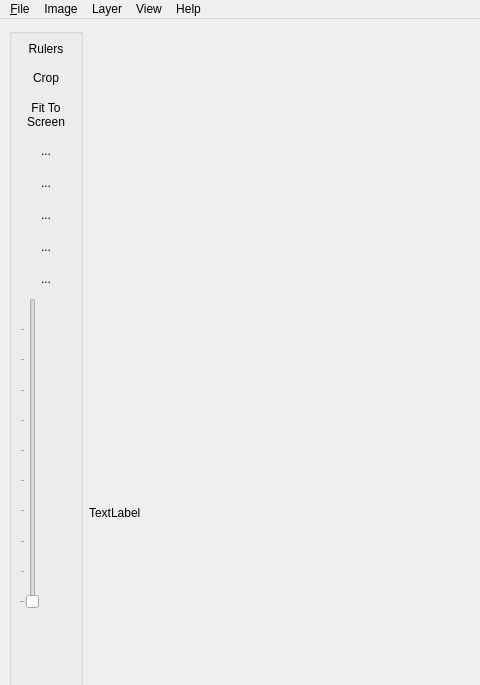
Above: bLUe.ui from bvirxx/bLUe_PYSIDE before the change; both pictures show x 0 to 480 and y 0 to 685 of the 1169 by 1007 pixel window. Below: the same form after it.
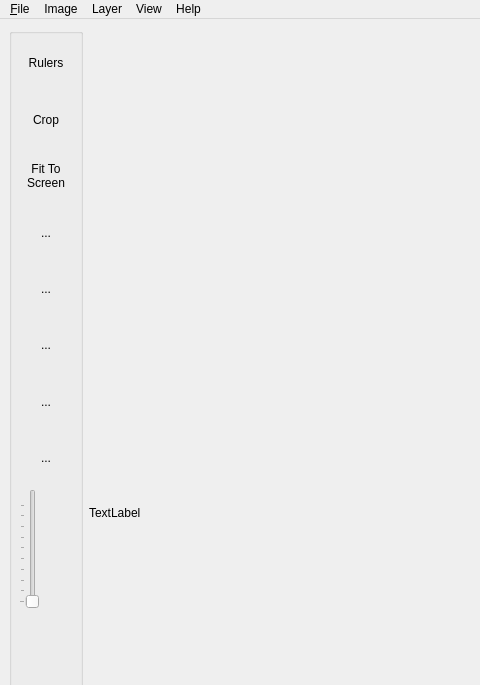
That is the form after the change. Icons and pictures are not drawn. Custom widgets are drawn as their Qt base class.

The edit to the form file:
```diff
--- a/bLUe.ui
+++ b/bLUe.ui
@@ -375,10 +375,22 @@
           </item>
           <item>
            <widget class="QSlider" name="verticalSlider1">
+            <property name="sizePolicy">
+             <sizepolicy hsizetype="Fixed" vsizetype="Fixed">
+              <horstretch>0</horstretch>
+              <verstretch>0</verstretch>
+             </sizepolicy>
+            </property>
             <property name="minimumSize">
              <size>
               <width>10</width>
-              <height>100</height>
+              <height>120</height>
+             </size>
+            </property>
+            <property name="maximumSize">
+             <size>
+              <width>16777215</width>
+              <height>120</height>
              </size>
             </property>
             <property name="toolTip">
```
